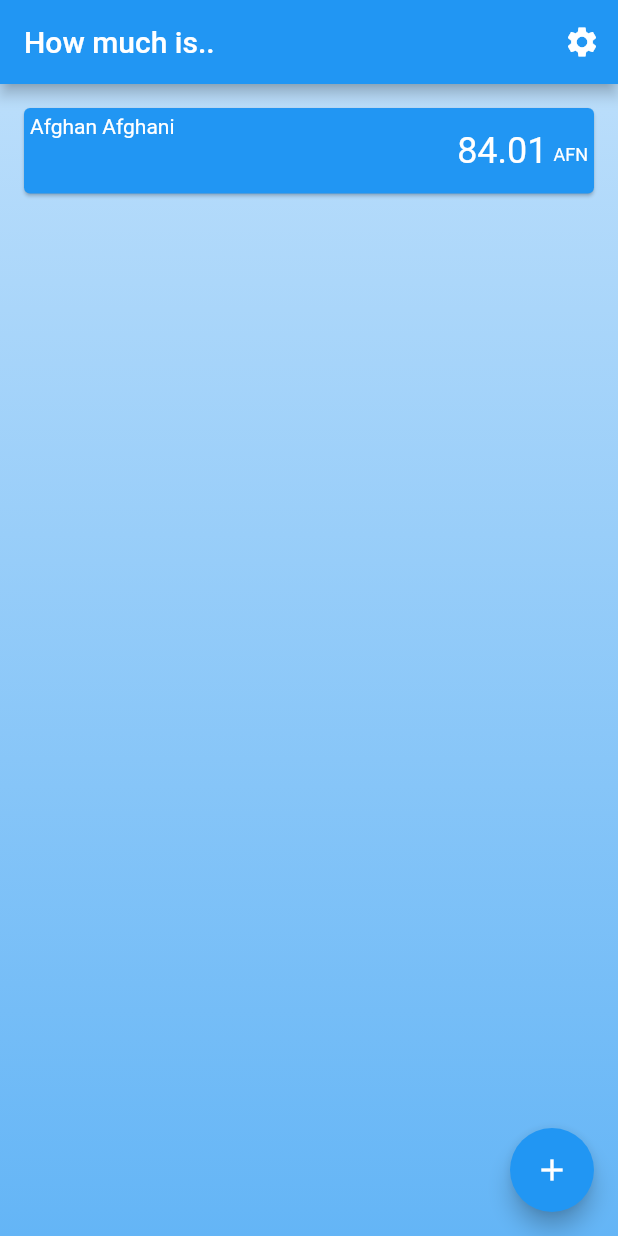
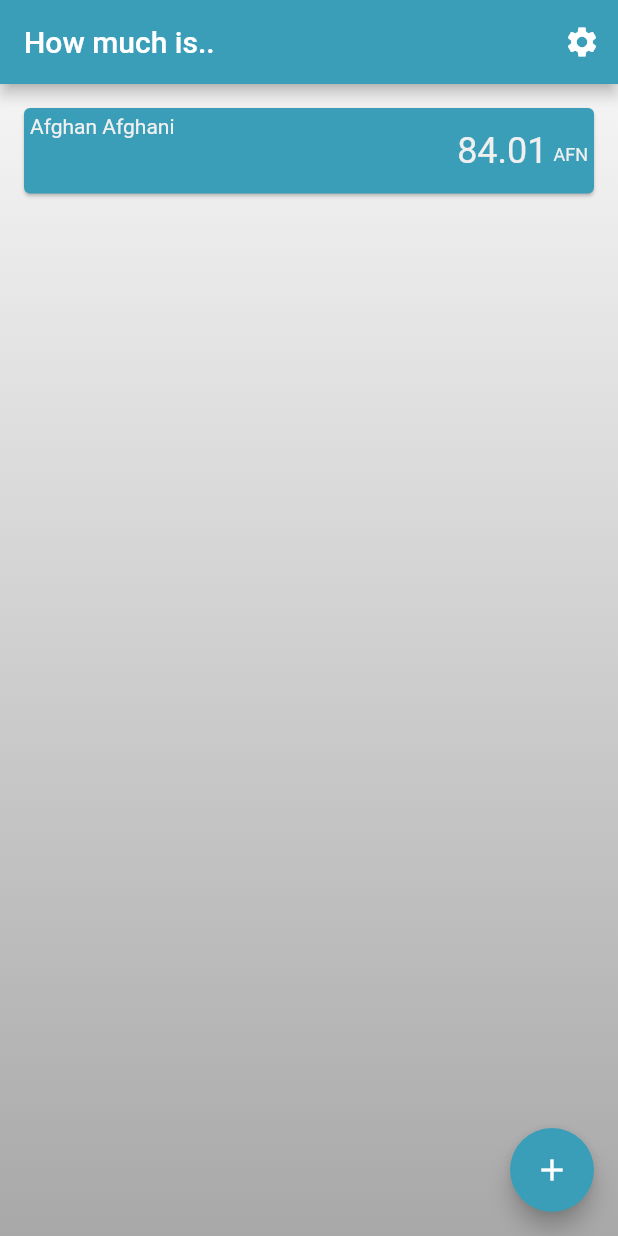
Before and after one commit to ddikman/travelrates, a Flutter app: the screen it shows after launch, after a tap on the "add circle" icon, on a phone screen of 412 x 824 dp. Run offline on Flutter 3.47's test engine with Material 2 defaults, Android fonts, the phone set to English and light mode, and no system bars; missing offline and left inert: geocoder, geolocation.

Commit message:
Fixed color scheme and added the new icon and launcher images for ios.

```diff
--- /dev/null
+++ b/lib/app_theme.dart
@@ -0,0 +1,41 @@
+import 'package:flutter/material.dart';
+
+abstract class AppTheme {
+  static const _primaryColorValue = 0xFF3b9eb8;
+
+  static const _accentColorValue = 0xFFF0F0F0;
+
+  static const primaryColor = const MaterialColor(
+      _primaryColorValue,
+    const {
+        50 : const Color(0xFF1e4f5c),
+      100 : const Color(0xFF235f6e),
+      200 : const Color(0xFF296f81),
+      300 : const Color(0xFF2f7e93),
+      400 : const Color(0xFF358ea6),
+      500 : const Color(_primaryColorValue),
+      600 : const Color(0xFF4fa8bf),
+      700 : const Color(0xFF62b1c6),
+      800 : const Color(0xFF76bbcd),
+      900 : const Color(0xFF89c5d4),
+    }
+  );
+
+  static const accentColor = const MaterialColor(
+      _accentColorValue,
+    const {
+      50 : const Color(0xFF787878),
+      100 : const Color(0xFF909090),
+      200 : const Color(0xFFa8a8a8),
+      300 : const Color(0xFFc0c0c0),
+      400 : const Color(0xFFd8d8d8),
+      500 : const Color(_accentColorValue),
+      600 : const Color(0xFFf2f2f2),
+      700 : const Color(0xFFf3f3f3),
+      800 : const Color(0xFFf5f5f5),
+      900 : const Color(0xFFf6f6f6),
+    }
+  );
+
+  static final accentColorLight = new Color(0xFFFFFFFF);
+}
--- a/lib/background_container.dart
+++ b/lib/background_container.dart
@@ -1,4 +1,5 @@
 import 'package:flutter/material.dart';
+import 'package:backpacking_currency_converter/app_theme.dart';
 
 class BackgroundContainer extends StatelessWidget {
 
@@ -15,8 +16,8 @@ class BackgroundContainer extends StatelessWidget {
               begin: Alignment.topCenter,
               end: Alignment.bottomCenter,
               colors: [
-                Colors.blue[100],
-                Colors.blue[300],
+                AppTheme.accentColor.shade800,
+                AppTheme.accentColor.shade200
               ])),
       child: child,
     );
--- a/lib/convert_dialog.dart
+++ b/lib/convert_dialog.dart
@@ -1,3 +1,4 @@
+import 'package:backpacking_currency_converter/app_theme.dart';
 import 'package:backpacking_currency_converter/currency_input_formatter.dart';
 import 'package:flutter/material.dart';
 import 'package:flutter/services.dart';
@@ -34,9 +35,9 @@ class ConvertDialog extends StatelessWidget {
           onPressed: () => _submit(context),
           child: new Text(
             'Convert',
-            style: TextStyle(color: Colors.white),
+            style: TextStyle(color: AppTheme.accentColor),
           ),
-          color: Colors.blue,
+          color: AppTheme.primaryColor,
         ),
       ),
     );
--- a/lib/converter_screen.dart
+++ b/lib/converter_screen.dart
@@ -1,4 +1,5 @@
 import 'package:backpacking_currency_converter/animate_in.dart';
+import 'package:backpacking_currency_converter/app_theme.dart';
 import 'package:backpacking_currency_converter/background_container.dart';
 import 'package:backpacking_currency_converter/convert_dialog.dart';
 import 'package:backpacking_currency_converter/currency.dart';
@@ -104,7 +105,7 @@ class ConverterScreenState extends State<ConverterScreen> {
                 opacity: hovered ? 1.0 : 0.0,
                 child: Icon(
                   Icons.add_circle,
-                  color: Colors.white,
+                  color: AppTheme.accentColor,
                   size: 24.0,
                 ),
               ),
@@ -192,7 +193,7 @@ class _CurrencyCardState extends State<CurrencyCard>
     return IconButton(
       padding: EdgeInsets.all(0.0),
       iconSize: 24.0,
-      icon: Icon(Icons.delete, color: Colors.white),
+      icon: Icon(Icons.delete, color: AppTheme.accentColor),
       onPressed: () {
         StateContainer.of(context).removeCurrency(widget.currency.code);
       },
@@ -211,12 +212,12 @@ class _CurrencyCardState extends State<CurrencyCard>
           child: new Container(
             width: screenWidth - 16.0 * 2,
             child: Card(
-              color: Colors.blue,
+              color: AppTheme.primaryColor,
               child: Center(
                   child: new Padding(
                     padding: const EdgeInsets.all(16.0),
                     child: Text('${widget.currency.name}',
-                        style: TextStyle(color: Colors.white)),
+                        style: TextStyle(color: AppTheme.accentColor)),
                   )),
             ),
           ),
@@ -250,7 +251,7 @@ class _CurrencyCardState extends State<CurrencyCard>
     if (state.isReconfiguring) {
       final moveHandle = new Align(
         alignment: Alignment.bottomLeft,
-          child: Icon(Icons.dehaze, size: 24.0, color: Colors.white));
+          child: Icon(Icons.dehaze, size: 24.0, color: AppTheme.accentColor));
       contents.children.insert(0, moveHandle);
     }
 
@@ -259,9 +260,9 @@ class _CurrencyCardState extends State<CurrencyCard>
       child: new Material(
         color: Colors.transparent,
         child: Card(
-            color: _showInputError ? Colors.red : Colors.blue,
+            color: _showInputError ? Colors.red : AppTheme.primaryColor,
             child: new InkWell(
-              splashColor: Colors.white,
+              splashColor: AppTheme.accentColor,
               onTap: state.isReconfiguring ? null : _cardTapped,
               child: new Padding(
                 padding: const EdgeInsets.all(4.0),
--- a/lib/currencies_screen.dart
+++ b/lib/currencies_screen.dart
@@ -1,3 +1,4 @@
+import 'package:backpacking_currency_converter/app_theme.dart';
 import 'package:backpacking_currency_converter/background_container.dart';
 import 'package:backpacking_currency_converter/currency.dart';
 import 'package:backpacking_currency_converter/state_container.dart';
@@ -34,12 +35,12 @@ class CurrenciesScreenState extends State<CurrenciesScreen> {
         autofocus: true,
         onChanged: _filterCurrencies,
         style: TextStyle(
-          color: Colors.white
+          color: AppTheme.accentColor
         ),
         decoration: InputDecoration(
             labelText: 'Search currency code or name',
             labelStyle: TextStyle(
-              color: Colors.white,
+              color: AppTheme.accentColor,
             ),
             border: OutlineInputBorder()
         ),
@@ -53,7 +54,7 @@ class CurrenciesScreenState extends State<CurrenciesScreen> {
         crossAxisAlignment: CrossAxisAlignment.stretch,
         children: <Widget>[
           new Card(
-            color: Colors.blue,
+            color: AppTheme.primaryColor,
             child: searchField
           ),
           new Expanded(child: ListView(children: currencyWidgets)),
@@ -134,7 +135,7 @@ class _CurrencySelectionState extends State<CurrencySelection> {
     }
 
     final currencyCard = Card(
-      color: Colors.blue,
+      color: AppTheme.primaryColor,
       child: new Padding(
         padding: const EdgeInsets.all(8.0),
         child: Row(
--- a/lib/loading_screen.dart
+++ b/lib/loading_screen.dart
@@ -1,5 +1,6 @@
 import 'dart:async';
 
+import 'package:backpacking_currency_converter/app_theme.dart';
 import 'package:backpacking_currency_converter/background_container.dart';
 import 'package:backpacking_currency_converter/state_container.dart';
 import 'package:flutter/material.dart';
@@ -56,7 +57,7 @@ class _LoadingScreenState extends State<LoadingScreen>
   }
 
   _loader() {
-    final loaderColor = AlwaysStoppedAnimation<Color>(Colors.white);
+    final loaderColor = AlwaysStoppedAnimation<Color>(AppTheme.accentColor);
 
     return CircularProgressIndicator(
       strokeWidth: 5.0,
--- a/lib/main.dart
+++ b/lib/main.dart
@@ -1,3 +1,4 @@
+import 'package:backpacking_currency_converter/app_theme.dart';
 import 'package:backpacking_currency_converter/converter_screen.dart';
 import 'package:backpacking_currency_converter/currencies_screen.dart';
 import 'package:backpacking_currency_converter/loading_screen.dart';
@@ -27,11 +28,11 @@ class _AppRootState extends State<AppRoot> {
     return new MaterialApp(
       title: 'How much is',
       theme: new ThemeData(
-          primarySwatch: Colors.blue,
-          iconTheme: baseTheme.primaryIconTheme.copyWith(color: Colors.white),
+          primarySwatch: AppTheme.primaryColor,
+          iconTheme: baseTheme.primaryIconTheme.copyWith(color: AppTheme.accentColor),
           hintColor: Colors.transparent, // borders of textfield hints
           textTheme: baseTheme.textTheme
-              .copyWith(body1: TextStyle(color: Colors.white))),
+              .copyWith(body1: TextStyle(color: AppTheme.accentColor))),
       home: new LoadingScreen(),
       routes: <String, WidgetBuilder>{
         '/home': (context) => new ConverterScreen(),
```
Also changed, not shown: 28 other files.
